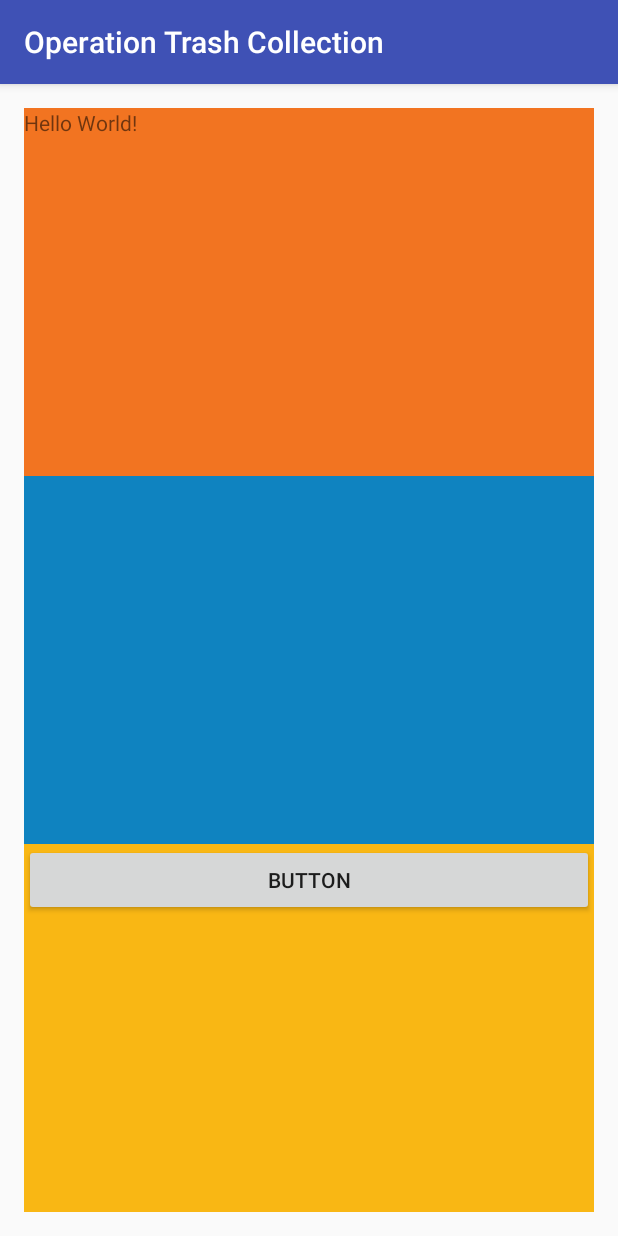
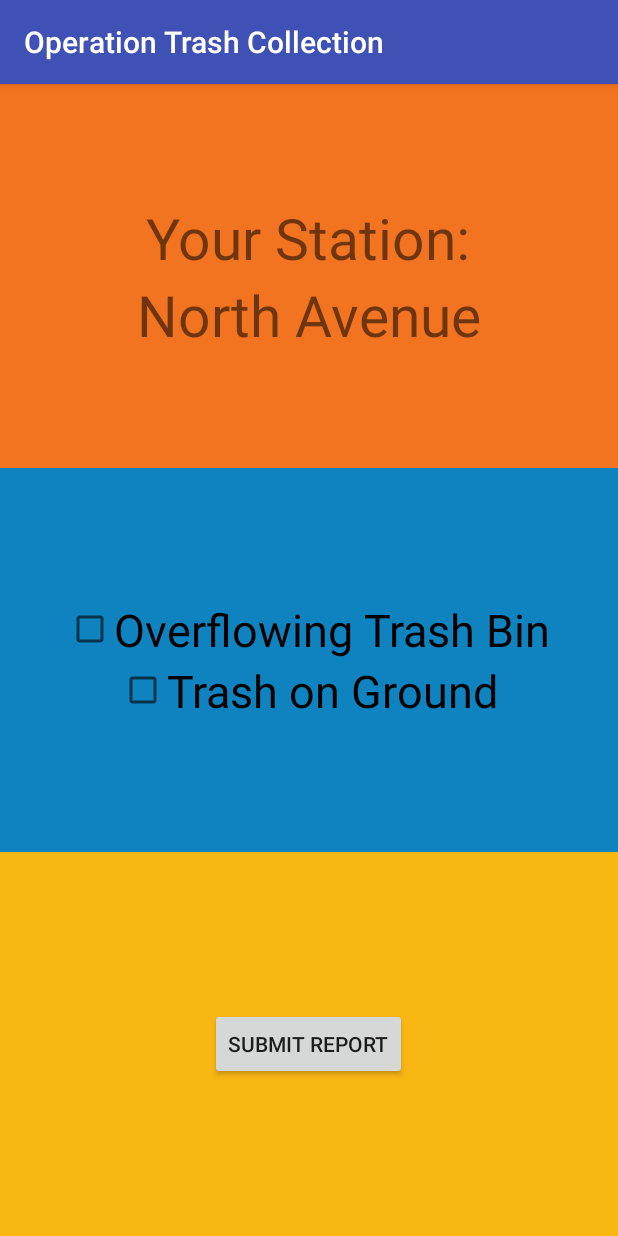
Before and after one commit to badjr/operation_trash_collection, an Android app: the screen it shows after launch (MainActivity), on a phone screen of 412 x 824 dp. Run offline under Robolectric (Android 15) with nearby library versions, the phone set to English and light mode, and no system bars.

Commit message:
Final updates for hackathon coding.

```diff
--- a/OperationTrashCollection/app/src/main/java/com/operationtrashcollection/MainActivity.java
+++ b/OperationTrashCollection/app/src/main/java/com/operationtrashcollection/MainActivity.java
@@ -96,7 +96,7 @@ public class MainActivity extends AppCompatActivity {
 
                     try {
                         //Connect
-                        httpcon = (HttpURLConnection) ((new URL("http://192.168.0.15:8081/reportTrash").openConnection()));
+                        httpcon = (HttpURLConnection) ((new URL("http://192.168.0.191:8081/reportTrash").openConnection()));
                         httpcon.setDoOutput(true);
                         httpcon.setRequestProperty("Content-Type", "application/json");
                         httpcon.setRequestProperty("Accept", "application/json");
--- a/OperationTrashCollection/app/src/main/res/layout/activity_main.xml
+++ b/OperationTrashCollection/app/src/main/res/layout/activity_main.xml
@@ -4,10 +4,6 @@
     android:id="@+id/activity_main"
     android:layout_width="fill_parent"
     android:layout_height="fill_parent"
-    android:paddingBottom="@dimen/activity_vertical_margin"
-    android:paddingLeft="@dimen/activity_horizontal_margin"
-    android:paddingRight="@dimen/activity_horizontal_margin"
-    android:paddingTop="@dimen/activity_vertical_margin"
     tools:context="com.operationtrashcollection.MainActivity">
 
 
@@ -24,13 +20,21 @@
             android:layout_width="match_parent"
             android:layout_height="match_parent"
             android:layout_weight="1"
+            android:gravity="center"
             android:background="@color/martaOrange">
 
 
             <TextView
                 android:layout_width="wrap_content"
                 android:layout_height="wrap_content"
-                android:text="Hello World!" />
+                android:text="@string/station_text"
+                android:textSize="38sp"/>
+
+            <TextView
+                android:layout_width="wrap_content"
+                android:layout_height="wrap_content"
+                android:text="@string/station"
+                android:textSize="38sp"/>
 
         </LinearLayout>
 
@@ -39,7 +43,22 @@
             android:layout_width="match_parent"
             android:layout_height="match_parent"
             android:layout_weight="1"
+            android:gravity="center"
             android:background="@color/martaBlue">
+
+            <CheckBox
+                android:text="@string/trash_bin"
+                android:layout_width="wrap_content"
+                android:layout_height="wrap_content"
+                android:id="@+id/checkBox"
+                android:textSize="30sp"/>
+
+            <CheckBox
+                android:text="@string/trash_ground"
+                android:layout_width="wrap_content"
+                android:layout_height="wrap_content"
+                android:id="@+id/checkBox2"
+                android:textSize="30sp"/>
         </LinearLayout>
 
         <LinearLayout
@@ -47,12 +66,14 @@
             android:layout_width="match_parent"
             android:layout_height="match_parent"
             android:layout_weight="1"
+            android:gravity="center"
             android:background="@color/martaYellow">
 
             <Button
-                android:text="Button"
-                android:layout_width="match_parent"
+                android:text="Submit Report"
+                android:layout_width="wrap_content"
                 android:layout_height="wrap_content"
+                android:layout_gravity="center_vertical|center_horizontal"
                 android:id="@+id/button" />
         </LinearLayout>
 
--- a/OperationTrashCollection/app/src/main/res/values/strings.xml
+++ b/OperationTrashCollection/app/src/main/res/values/strings.xml
@@ -1,3 +1,7 @@
 <resources>
     <string name="app_name">Operation Trash Collection</string>
+    <string name="station_text">Your Station:</string>
+    <string name="station">North Avenue</string>
+    <string name="trash_bin">Overflowing Trash Bin</string>
+    <string name="trash_ground">Trash on Ground</string>
 </resources>
```
